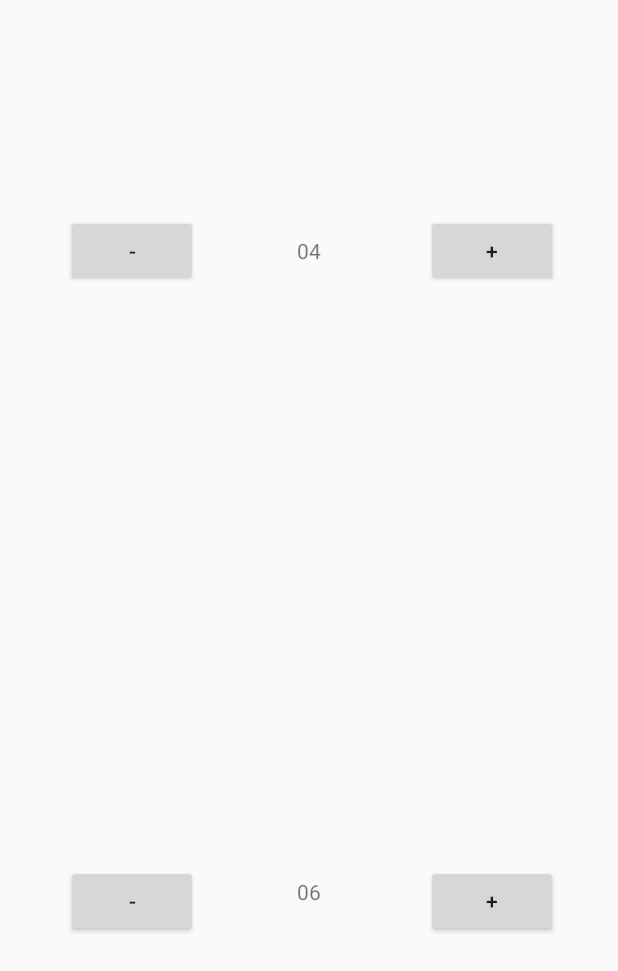
After one commit to Arunpayyeri/D1, an Android app: the layout activity_text.xml on its own in the app's theme, with its tools: preview values and no code run, on a phone screen of 412 x 824 dp. The commit adds this screen. Shown: the top 971 px of the screen. Run offline under Robolectric (Android 15) with nearby library versions, the phone set to English and light mode, and no system bars.

Commit message:
Third commit

```diff
--- a/app/src/main/AndroidManifest.xml
+++ b/app/src/main/AndroidManifest.xml
@@ -11,8 +11,11 @@
         android:theme="@style/AppTheme">
         <activity
             android:name=".activity.MainActivity"
+            android:label="@string/app_name"></activity>
+        <activity android:name=".activity.NextActivity">
 
-            android:label="@string/app_name">
+        </activity>
+        <activity android:name=".TextActivity">
             <intent-filter>
                 <action android:name="android.intent.action.MAIN" />
 
--- /dev/null
+++ b/app/src/main/res/layout/activity_text.xml
@@ -0,0 +1,72 @@
+<?xml version="1.0" encoding="utf-8"?>
+<RelativeLayout xmlns:android="http://schemas.android.com/apk/res/android"
+    xmlns:app="http://schemas.android.com/apk/res-auto"
+    xmlns:tools="http://schemas.android.com/tools"
+    android:layout_width="match_parent"
+    android:layout_height="match_parent"
+    tools:context=".TextActivity">
+
+    <TextView
+        android:id="@+id/text"
+        android:layout_width="wrap_content"
+        android:layout_height="wrap_content"
+        android:layout_alignParentTop="true"
+        android:layout_centerHorizontal="true"
+        android:layout_marginTop="157dp"
+        android:text="04" />
+
+    <Button
+        android:id="@+id/btnminus"
+        android:layout_width="wrap_content"
+        android:layout_height="wrap_content"
+        android:layout_alignBaseline="@+id/text"
+        android:layout_alignParentStart="true"
+        android:layout_marginStart="44dp"
+        android:text="-" />
+
+    <Button
+        android:id="@+id/btnplus"
+        android:layout_width="wrap_content"
+        android:layout_height="wrap_content"
+        android:layout_alignBaseline="@+id/text"
+        android:layout_alignParentEnd="true"
+        android:layout_marginEnd="40dp"
+        android:text="+" />
+
+    <Button
+        android:id="@+id/btngminus"
+        android:layout_width="wrap_content"
+        android:layout_height="wrap_content"
+        android:layout_alignParentBottom="true"
+        android:layout_alignStart="@+id/btnminus"
+        android:layout_marginBottom="199dp"
+        android:text="-" />
+
+    <Button
+        android:id="@+id/btngplus"
+        android:layout_width="wrap_content"
+        android:layout_height="wrap_content"
+        android:layout_alignStart="@+id/btnplus"
+        android:layout_alignTop="@+id/btngminus"
+        android:text="+" />
+
+    <TextView
+        android:id="@+id/textg"
+        android:layout_width="wrap_content"
+        android:layout_height="wrap_content"
+        android:layout_alignParentBottom="true"
+        android:layout_centerHorizontal="true"
+        android:layout_marginBottom="220dp"
+        android:text="06" />
+    <!--
+        <EditText
+            android:id="@+id/editText"
+            android:layout_width="wrap_content"
+            android:layout_height="wrap_content"
+            android:layout_alignParentBottom="true"
+            android:layout_centerHorizontal="true"
+            android:layout_marginBottom="167dp"
+            android:ems="10"
+            android:inputType="number"
+            android:editable="false"/>  -->
+</RelativeLayout>
```
Also changed, not shown: app/src/main/java/com/example/arun/dash/TextActivity.java (added, +97 -0 lines), app/src/main/java/com/example/arun/dash/activity/NextActivity.java (added, +15 -0 lines), app/src/main/res/layout/activity_main.xml (+7 -2 lines), app/src/main/res/layout/activity_next.xml (added, +16 -0 lines).
